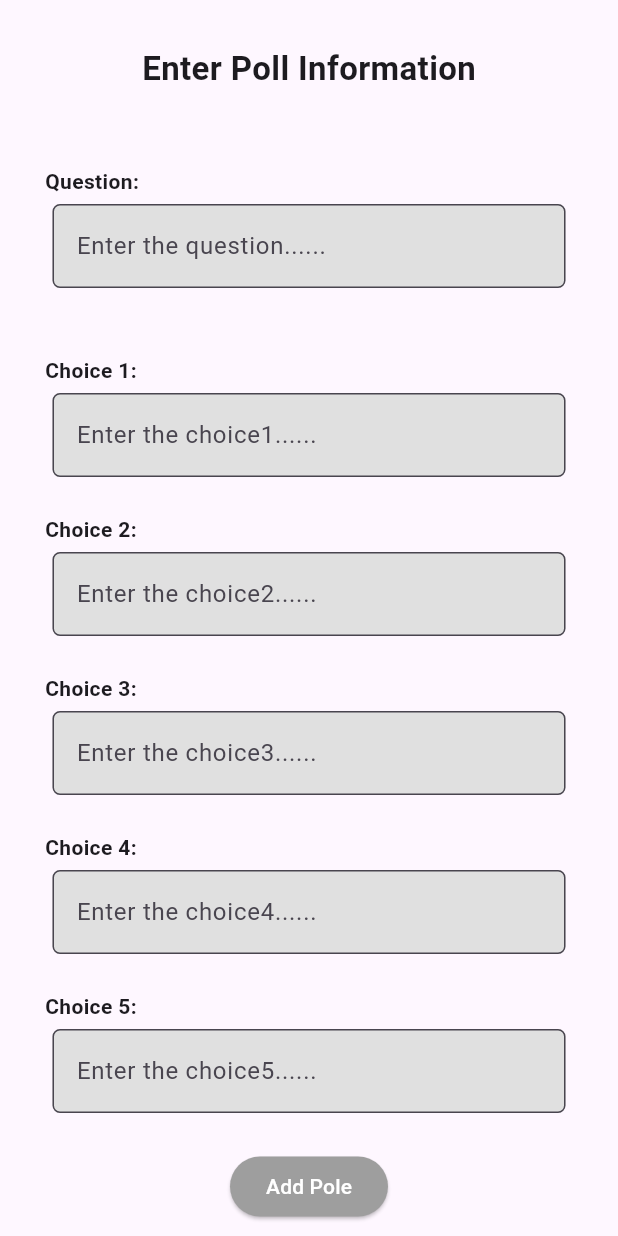
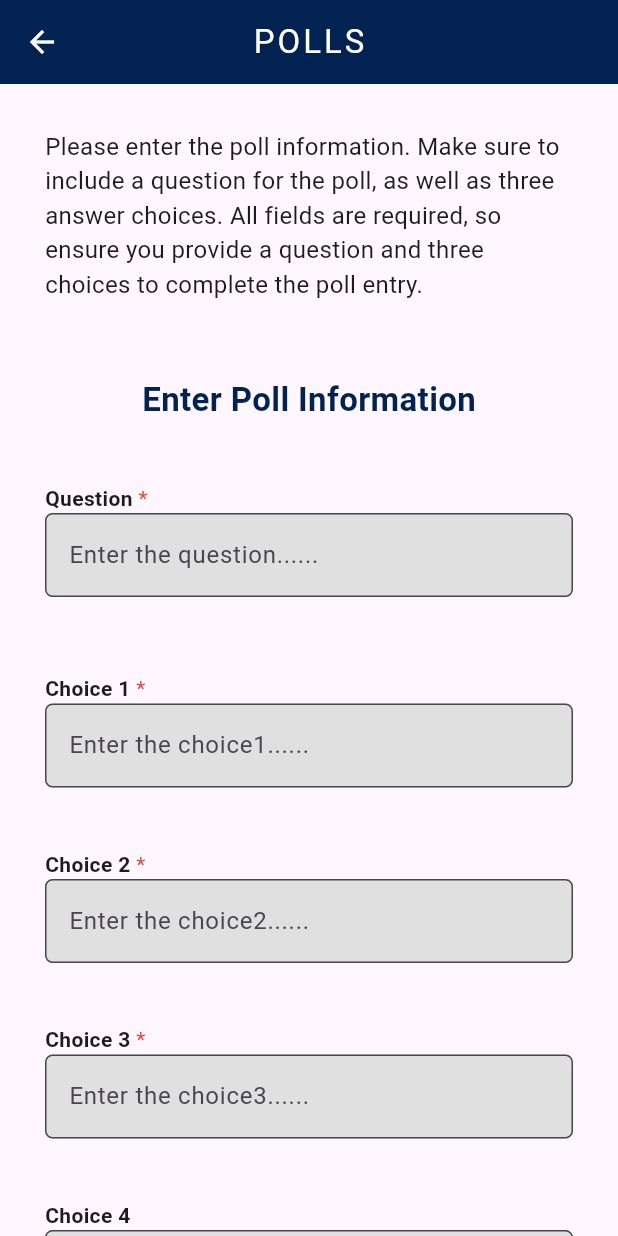
Before and after one commit to Efamamo/flutter-2024-proj-votesphere, a Flutter app: the NewPolls screen opened directly with empty values, on a phone screen of 412 x 824 dp. Run offline on Flutter 3.47's test engine with Material 3 defaults, Android fonts, the phone set to English and light mode, and no system bars; our stand-ins replace animated_text_kit.

Commit message:
forms styled

```diff
--- a/vote_sphere/lib/presentation/screens/new_polls.dart
+++ b/vote_sphere/lib/presentation/screens/new_polls.dart
@@ -9,7 +9,10 @@ class NewPolls extends StatefulWidget {
     required this.choice3,
     required this.choice4,
     required this.choice5,
-    required this.error,
+    required this.choice1Error,
+    required this.choice2Error,
+    required this.choice3Error,
+    required this.questionError,
     required this.submit,
   });
   TextEditingController question;
@@ -19,7 +22,10 @@ class NewPolls extends StatefulWidget {
   TextEditingController choice4;
   TextEditingController choice5;
   void Function() submit;
-  String error = '';
+  String choice1Error = '';
+  String choice2Error = '';
+  String choice3Error = '';
+  String questionError = '';
 
   @override
   State<NewPolls> createState() => _NewPollsState();
@@ -29,6 +35,17 @@ class _NewPollsState extends State<NewPolls> {
   @override
   Widget build(BuildContext context) {
     return Scaffold(
+      appBar: AppBar(
+        backgroundColor: const Color.fromARGB(255, 2, 34, 82),
+        title: const Text(
+          "POLLS",
+          style: TextStyle(color: Colors.white, letterSpacing: 2.0),
+        ),
+        iconTheme: const IconThemeData(
+          color: Colors.white,
+        ),
+        centerTitle: true,
+      ),
       body: Center(
         child: SingleChildScrollView(
           child: Padding(
@@ -36,43 +53,113 @@ class _NewPollsState extends State<NewPolls> {
             child:
                 Column(mainAxisAlignment: MainAxisAlignment.center, children: [
               const Text(
-                "Enter Poll Information",
-                style: TextStyle(fontSize: 22, fontWeight: FontWeight.bold),
+                "Please enter the poll information. Make sure to include a question for the poll, as well as three answer choices. All fields are required, so ensure you provide a question and three choices to complete the poll entry.",
+                style: TextStyle(fontSize: 16),
               ),
               const SizedBox(
                 height: 50,
               ),
-              Column(
-                crossAxisAlignment: CrossAxisAlignment.start,
-                children: [
-                  const Text(
-                    "Question:",
-                    style: TextStyle(fontWeight: FontWeight.bold),
-                  ),
-                  Padding(
-                    padding: const EdgeInsets.all(5.0),
-                    child: MyTextField(
-                        hintText: 'Enter the question......',
-                        controller: widget.question),
-                  ),
-                ],
+              const Text(
+                "Enter Poll Information",
+                style: TextStyle(
+                    color: const Color.fromARGB(255, 2, 34, 82),
+                    fontSize: 22,
+                    fontWeight: FontWeight.bold),
               ),
-              const SizedBox(
+              SizedBox(
                 height: 40,
               ),
               Column(
                 crossAxisAlignment: CrossAxisAlignment.start,
                 children: [
+                  const Text.rich(
+                    TextSpan(children: [
+                      TextSpan(
+                          text: "Question",
+                          style: TextStyle(fontWeight: FontWeight.bold)),
+                      TextSpan(text: ' *', style: TextStyle(color: Colors.red))
+                    ]),
+                  ),
+                  MyTextField(
+                      hintText: 'Enter the question......',
+                      controller: widget.question,
+                      lines: 3),
                   Text(
-                    "Choice 1:",
-                    style: TextStyle(fontWeight: FontWeight.bold),
+                    widget.questionError,
+                    style: TextStyle(color: Colors.red),
+                  )
+                ],
+              ),
+              const SizedBox(
+                height: 30,
+              ),
+              Column(
+                crossAxisAlignment: CrossAxisAlignment.start,
+                children: [
+                  const Text.rich(
+                    TextSpan(children: [
+                      TextSpan(
+                          text: "Choice 1",
+                          style: TextStyle(fontWeight: FontWeight.bold)),
+                      TextSpan(text: ' *', style: TextStyle(color: Colors.red))
+                    ]),
                   ),
-                  Padding(
-                    padding: const EdgeInsets.all(5.0),
-                    child: MyTextField(
-                        hintText: 'Enter the choice1......',
-                        controller: widget.choice1),
+                  MyTextField(
+                      hintText: 'Enter the choice1......',
+                      controller: widget.choice1,
+                      lines: 1),
+                  Text(
+                    widget.choice1Error,
+                    style: TextStyle(color: Colors.red),
+                  )
+                ],
+              ),
+              const SizedBox(
+                height: 20,
+              ),
+              Column(
+                crossAxisAlignment: CrossAxisAlignment.start,
+                children: [
+                  const Text.rich(
+                    TextSpan(children: [
+                      TextSpan(
+                          text: "Choice 2",
+                          style: TextStyle(fontWeight: FontWeight.bold)),
+                      TextSpan(text: ' *', style: TextStyle(color: Colors.red))
+                    ]),
                   ),
+                  MyTextField(
+                      hintText: 'Enter the choice2......',
+                      controller: widget.choice2,
+                      lines: 1),
+                  Text(
+                    widget.choice2Error,
+                    style: TextStyle(color: Colors.red),
+                  )
+                ],
+              ),
+              const SizedBox(
+                height: 20,
+              ),
+              Column(
+                crossAxisAlignment: CrossAxisAlignment.start,
+                children: [
+                  const Text.rich(
+                    TextSpan(children: [
+                      TextSpan(
+                          text: "Choice 3",
+                          style: TextStyle(fontWeight: FontWeight.bold)),
+                      TextSpan(text: ' *', style: TextStyle(color: Colors.red))
+                    ]),
+                  ),
+                  MyTextField(
+                      hintText: 'Enter the choice3......',
+                      controller: widget.choice3,
+                      lines: 1),
+                  Text(
+                    widget.choice3Error,
+                    style: TextStyle(color: Colors.red),
+                  )
                 ],
               ),
               const SizedBox(
@@ -82,15 +169,13 @@ class _NewPollsState extends State<NewPolls> {
                 crossAxisAlignment: CrossAxisAlignment.start,
                 children: [
                   const Text(
-                    "Choice 2:",
+                    "Choice 4",
                     style: TextStyle(fontWeight: FontWeight.bold),
                   ),
-                  Padding(
-                    padding: const EdgeInsets.all(5.0),
-                    child: MyTextField(
-                        hintText: 'Enter the choice2......',
-                        controller: widget.choice2),
-                  ),
+                  MyTextField(
+                      hintText: 'Enter the choice4......',
+                      controller: widget.choice4,
+                      lines: 1),
                 ],
               ),
               const SizedBox(
@@ -100,51 +185,13 @@ class _NewPollsState extends State<NewPolls> {
                 crossAxisAlignment: CrossAxisAlignment.start,
                 children: [
                   const Text(
-                    "Choice 3:",
+                    "Choice 5",
                     style: TextStyle(fontWeight: FontWeight.bold),
                   ),
-                  Padding(
-                    padding: const EdgeInsets.all(5.0),
-                    child: MyTextField(
-                        hintText: 'Enter the choice3......',
-                        controller: widget.choice3),
-                  ),
-                ],
-              ),
-              const SizedBox(
-                height: 20,
-              ),
-              Column(
-                crossAxisAlignment: CrossAxisAlignment.start,
-                children: [
-                  const Text(
-                    "Choice 4:",
-                    style: TextStyle(fontWeight: FontWeight.bold),
-                  ),
-                  Padding(
-                    padding: const EdgeInsets.all(5),
-                    child: MyTextField(
-                        hintText: 'Enter the choice4......',
-                        controller: widget.choice4),
-                  ),
-                ],
-              ),
-              const SizedBox(
-                height: 20,
-              ),
-              Column(
-                crossAxisAlignment: CrossAxisAlignment.start,
-                children: [
-                  const Text(
-                    "Choice 5:",
-                    style: TextStyle(fontWeight: FontWeight.bold),
-                  ),
-                  Padding(
-                    padding: const EdgeInsets.all(5.0),
-                    child: MyTextField(
-                        hintText: 'Enter the choice5......',
-                        controller: widget.choice5),
-                  ),
+                  MyTextField(
+                      hintText: 'Enter the choice5......',
+                      controller: widget.choice5,
+                      lines: 1),
                 ],
               ),
               const SizedBox(
@@ -152,7 +199,7 @@ class _NewPollsState extends State<NewPolls> {
               ),
               ElevatedButton(
                 style: ElevatedButton.styleFrom(
-                  backgroundColor: Colors.grey,
+                  backgroundColor: Colors.blue,
                   foregroundColor: Colors.white,
                 ),
                 onPressed: widget.submit,
@@ -161,10 +208,6 @@ class _NewPollsState extends State<NewPolls> {
               const SizedBox(
                 height: 20,
               ),
-              Text(
-                widget.error,
-                style: const TextStyle(color: Colors.red),
-              )
             ]),
           ),
         ),
```
